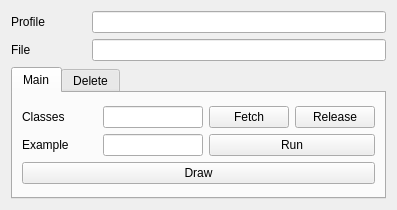
First picture: the form in awsScript.ui, repository Nummulith/ObjectModelFramework, before the edit.
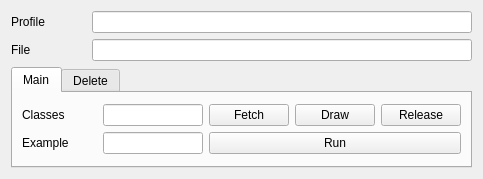
Second picture: the form after the edit.

Patch:
```diff
--- a/awsScript.ui
+++ b/awsScript.ui
@@ -6,8 +6,8 @@
    <rect>
     <x>0</x>
     <y>0</y>
-    <width>397</width>
-    <height>210</height>
+    <width>474</width>
+    <height>179</height>
    </rect>
   </property>
   <property name="windowTitle">
@@ -144,6 +144,13 @@
                  </property>
                 </widget>
                </item>
+               <item>
+                <widget class="QPushButton" name="bDraw">
+                 <property name="text">
+                  <string>Draw</string>
+                 </property>
+                </widget>
+               </item>
                <item>
                 <widget class="QPushButton" name="bRelease">
                  <property name="text">
@@ -211,13 +218,6 @@
                </item>
               </layout>
              </item>
-             <item>
-              <widget class="QPushButton" name="bDraw">
-               <property name="text">
-                <string>Draw</string>
-               </property>
-              </widget>
-             </item>
             </layout>
            </item>
           </layout>
```
